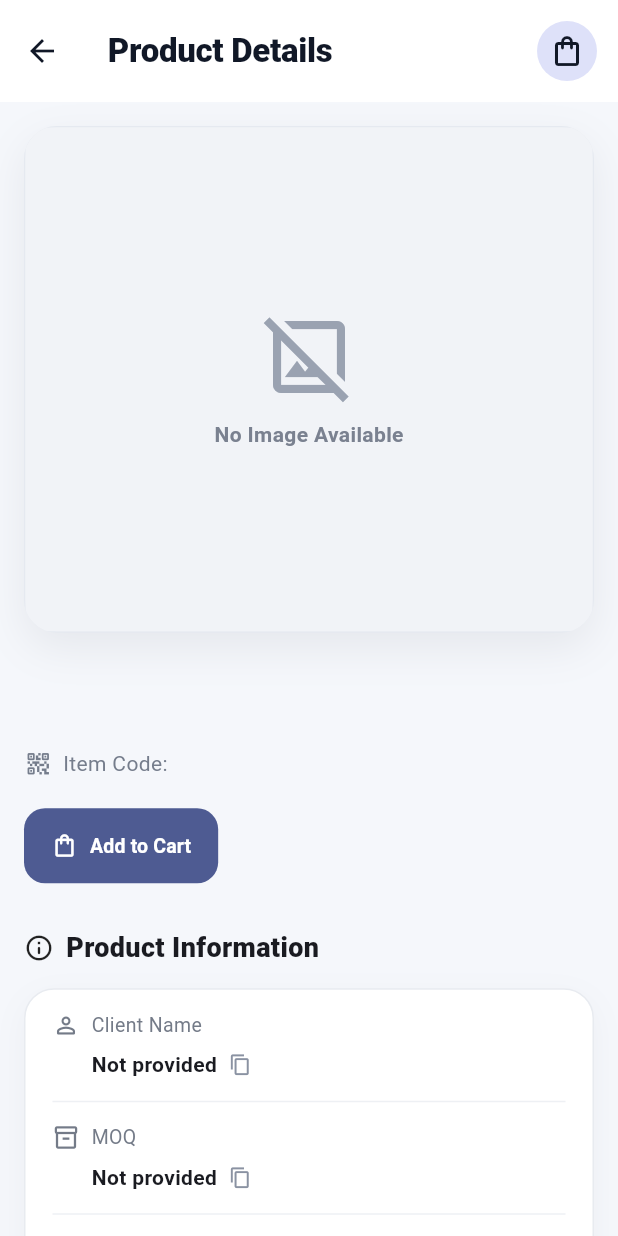
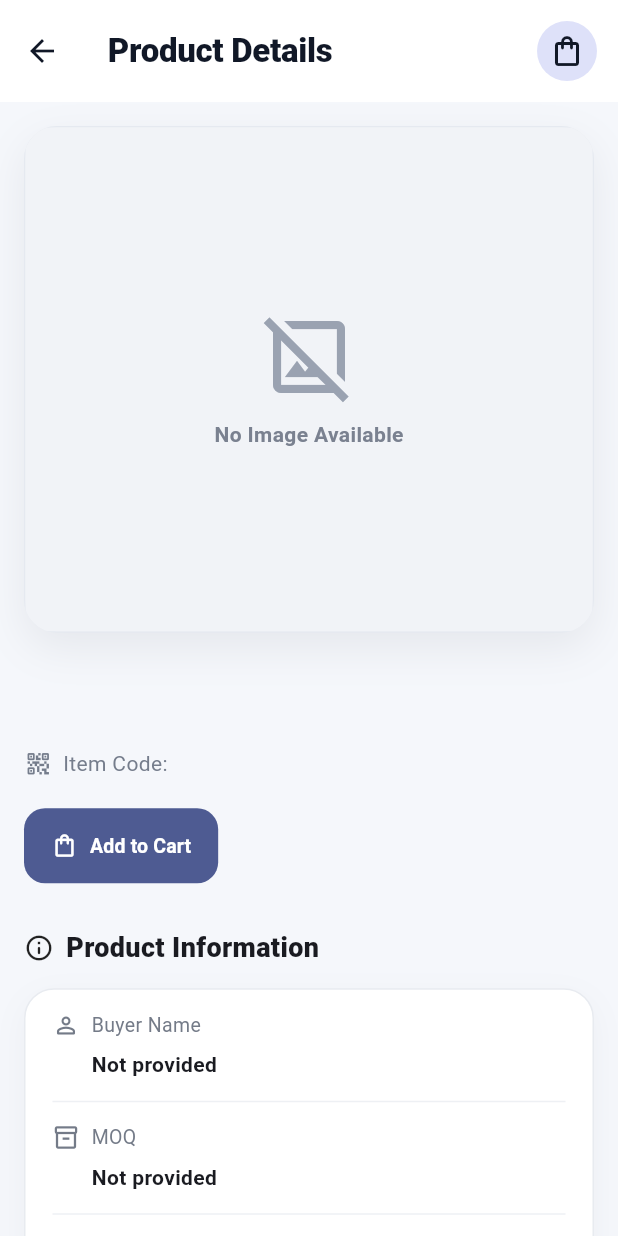
Before and after one commit to recentNafim/multiline-dashboard, a Flutter app: the ProductDetailPage screen opened directly with empty values, on a phone screen of 412 x 824 dp. Run offline on Flutter 3.47's test engine with Material 3 defaults, Android fonts, the phone set to English and light mode, and no system bars; our stand-ins replace get, pdf, printing; missing offline and left inert: dart:js_interop, file_saver, model_viewer_plus; network calls fail.

Commit message:
copyable text done

```diff
--- a/lib/pages/product_detail_page.dart
+++ b/lib/pages/product_detail_page.dart
@@ -471,7 +471,7 @@ class _ProductDetailPageState extends State<ProductDetailPage> {
 
               _InfoRow(
                 onCopy: _copyProductField,
-                label: 'Client Name',
+                label: 'Buyer Name',
                 value: _buyer.isNotEmpty ? _buyer : 'Not provided',
                 icon: Icons.person_outline_rounded,
               ),
@@ -2683,8 +2683,8 @@ class _InfoRow extends StatelessWidget {
                           Flexible(child: Text(value,
                             style: const TextStyle(fontWeight: FontWeight.w700))),
                           const SizedBox(width: 8),
-                          const Icon(Icons.copy_outlined, size: 15,
-                            color: Color(0xFF8A92A2)),
+                          // const Icon(Icons.copy_outlined, size: 15,
+                          //   color: Color(0xFF8A92A2)),
                         ],
                       ),
                     ),
@@ -2744,8 +2744,8 @@ class _InfoRow extends StatelessWidget {
                           ),
                         )),
                         const SizedBox(width: 8),
-                        const Icon(Icons.copy_outlined, size: 15,
-                            color: Color(0xFF8A92A2)),
+                        // const Icon(Icons.copy_outlined, size: 15,
+                        //     color: Color(0xFF8A92A2)),
                       ],
                     ),
                   ),
```
